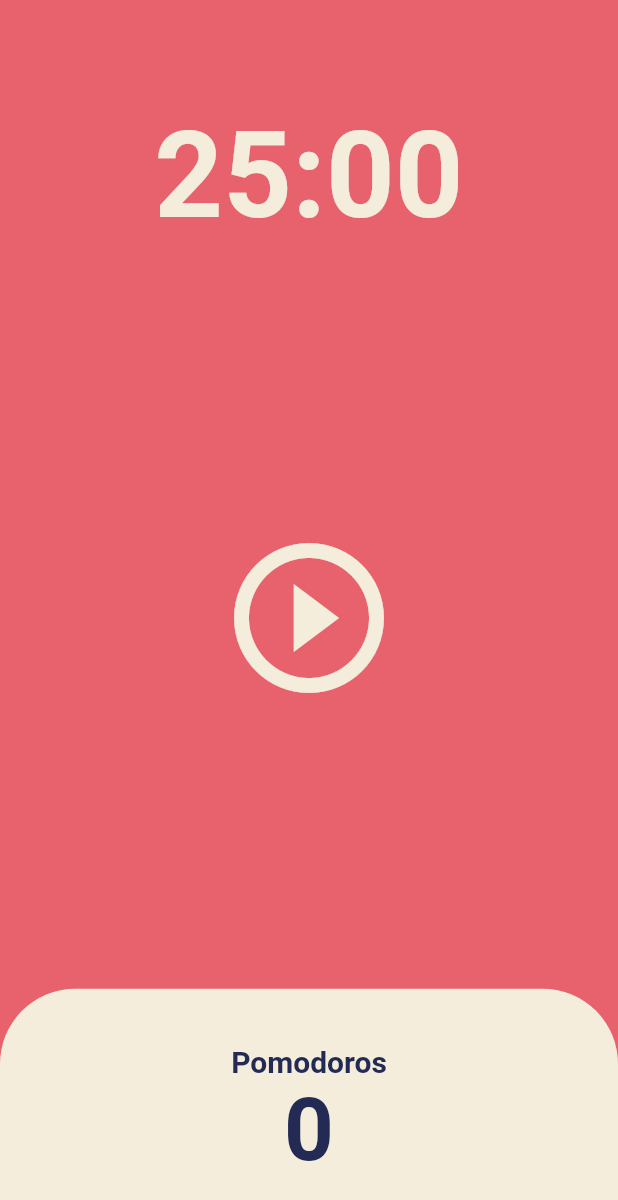
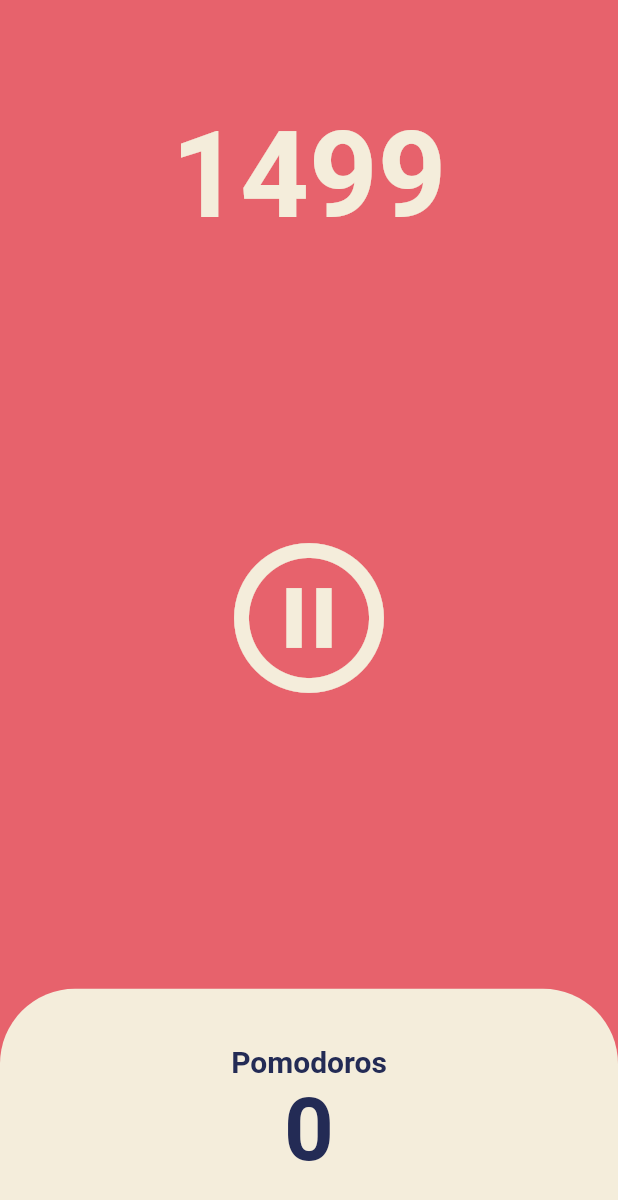
Before and after one commit to hhw12409/flutter-pomodoro-app, a Flutter app: the screen it shows after launch, after a tap on the "play circle outline" icon, on a phone screen of 412 x 824 dp. Shown: the top 1200 px of the screen. Run offline on Flutter 3.47's test engine with Material 2 defaults, Android fonts, the phone set to English and light mode, and no system bars.

Commit message:
feat: start and pause function

```diff
--- a/lib/screens/home_screen.dart
+++ b/lib/screens/home_screen.dart
@@ -1,3 +1,5 @@
+import 'dart:async';
+
 import 'package:flutter/material.dart';
 
 class HomeScreen extends StatefulWidget {
@@ -8,6 +10,33 @@ class HomeScreen extends StatefulWidget {
 }
 
 class _HomeScreenState extends State<HomeScreen> {
+  int totalSeconds = 1500;
+  late Timer timer;
+  bool isRunning = false;
+
+  void onTick(Timer timer) {
+    setState(() {
+      totalSeconds = totalSeconds - 1;
+    });
+  }
+
+  void onStartPressed() {
+    timer = Timer.periodic(
+      const Duration(seconds: 1),
+      onTick,
+    );
+    setState(() {
+      isRunning = true;
+    });
+  }
+
+  void onPausePressed() {
+    timer.cancel();
+    setState(() {
+      isRunning = false;
+    });
+  }
+
   @override
   Widget build(BuildContext context) {
     return Scaffold(
@@ -19,7 +48,7 @@ class _HomeScreenState extends State<HomeScreen> {
             child: Container(
               alignment: Alignment.bottomCenter,
               child: Text(
-                '25:00',
+                '$totalSeconds',
                 style: TextStyle(
                   color: Theme.of(context).cardColor,
                   fontSize: 80,
@@ -34,10 +63,12 @@ class _HomeScreenState extends State<HomeScreen> {
               child: IconButton(
                 iconSize: 120,
                 color: Theme.of(context).cardColor,
-                onPressed: () {},
-                icon: const Icon(
-                  Icons.play_circle_outline,
-                ),
+                onPressed: isRunning ? onPausePressed : onStartPressed,
+                icon: isRunning
+                    ? const Icon(Icons.pause_circle_outline)
+                    : const Icon(
+                        Icons.play_circle_outline,
+                      ),
               ),
             ),
           ),
```
